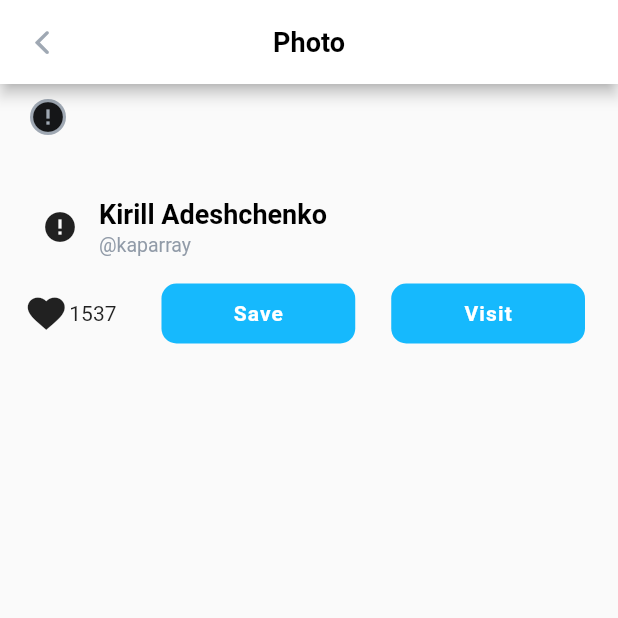
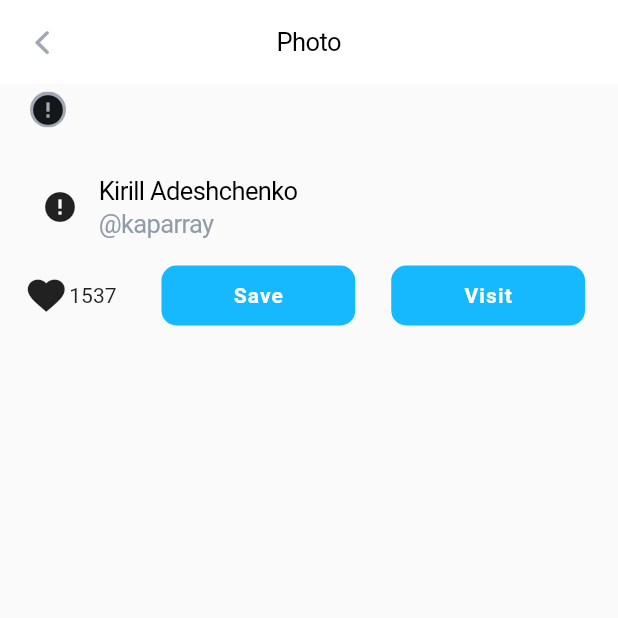
Before and after one commit to RustamElkin/skill_branch_flutter, a Flutter app: the FullScreenImage screen opened directly, on a phone screen of 412 x 824 dp, the top half of it. Run offline on Flutter 3.47's test engine with Material 2 defaults, Android fonts, the phone set to English and light mode, and no system bars; drawn by our look-alikes of cached_network_image; network calls fail.

Commit message:
add small change

```diff
--- a/lib/screens/photo_screen.dart
+++ b/lib/screens/photo_screen.dart
@@ -41,29 +41,26 @@ class _FullScreenImageState extends State<FullScreenImage> {
   Widget build(BuildContext context) {
     return Scaffold(
       appBar: AppBar(
-        // elevation: 0,
+        elevation: 0,
         backgroundColor: AppColors.white,
         centerTitle: true,
         leading: IconButton(
             icon: Icon(CupertinoIcons.back, color: AppColors.grayChateau),
             onPressed: () => Navigator.pop(context)),
-        title: Text("Photo", style: AppStyles.h1Black),
+        title: Text("Photo", style: AppStyles.h2Black),
       ),
       body: Padding(
-        padding: EdgeInsets.symmetric(horizontal: 10, vertical: 5),
+        padding: EdgeInsets.symmetric(horizontal: 10),
         child: Column(
           crossAxisAlignment: CrossAxisAlignment.start,
           mainAxisAlignment: MainAxisAlignment.start,
           children: <Widget>[
             Photo(photoLink: kFlutterDash),
-            Padding(
-              padding: EdgeInsets.symmetric(horizontal: 10, vertical: 5),
-              child: Text(
-                altDescription,
-                maxLines: 3,
-                style: AppStyles.h3.copyWith(color: AppColors.grayChateau),
-                overflow: TextOverflow.ellipsis,
-              ),
+            Text(
+              altDescription,
+              maxLines: 3,
+              style: AppStyles.h3.copyWith(color: AppColors.grayChateau),
+              overflow: TextOverflow.ellipsis,
             ),
             _buildPhotoMeta(name, userName),
             Row(
@@ -137,10 +134,10 @@ class _FullScreenImageState extends State<FullScreenImage> {
                 crossAxisAlignment: CrossAxisAlignment.start,
                 mainAxisAlignment: MainAxisAlignment.spaceBetween,
                 children: <Widget>[
-                  Text('Kirill Adeshchenko', style: AppStyles.h1Black),
+                  Text('$name', style: AppStyles.h2Black),
                   Text(
                     '@$userName',
-                    style: AppStyles.h5Black.copyWith(color: AppColors.manatee),
+                    style: AppStyles.h2Black.copyWith(color: AppColors.manatee),
                   ),
                 ],
               ),
```
